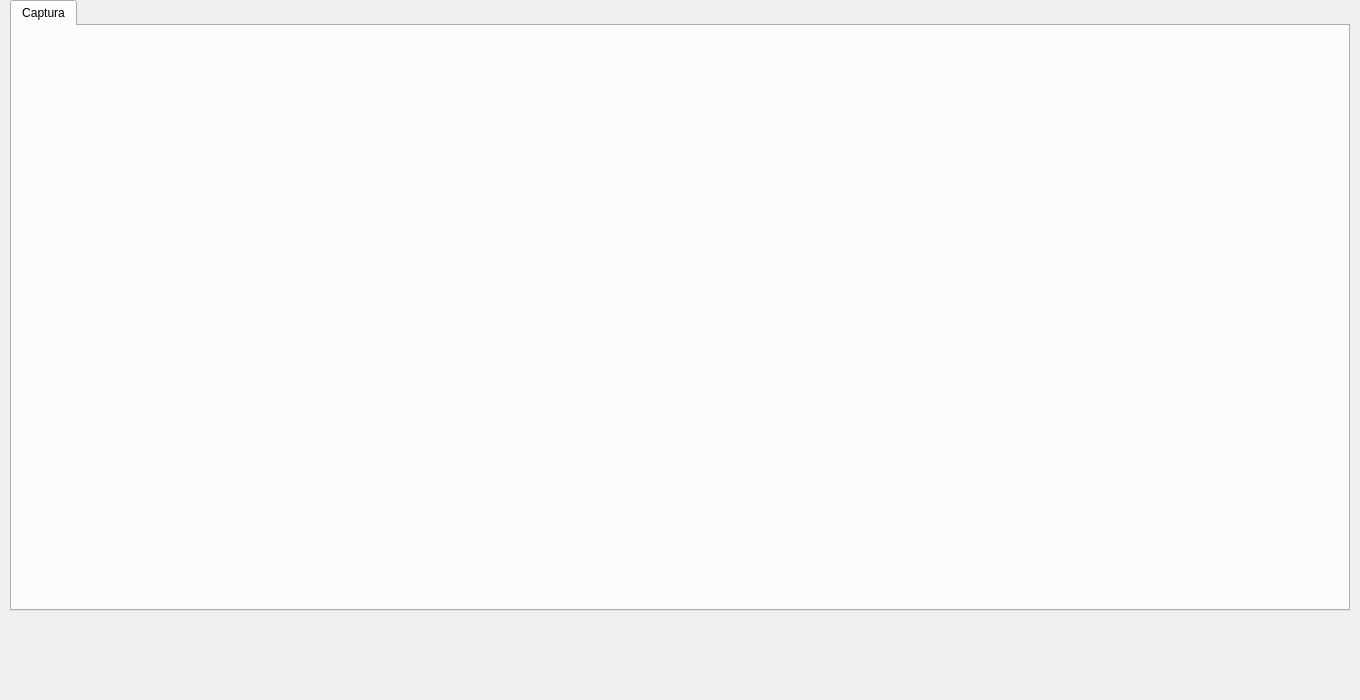
This is GUI/main_window.ui in Nickleon16/APP_LIDAR as Qt 5 draws it before an edit. The edited form follows.
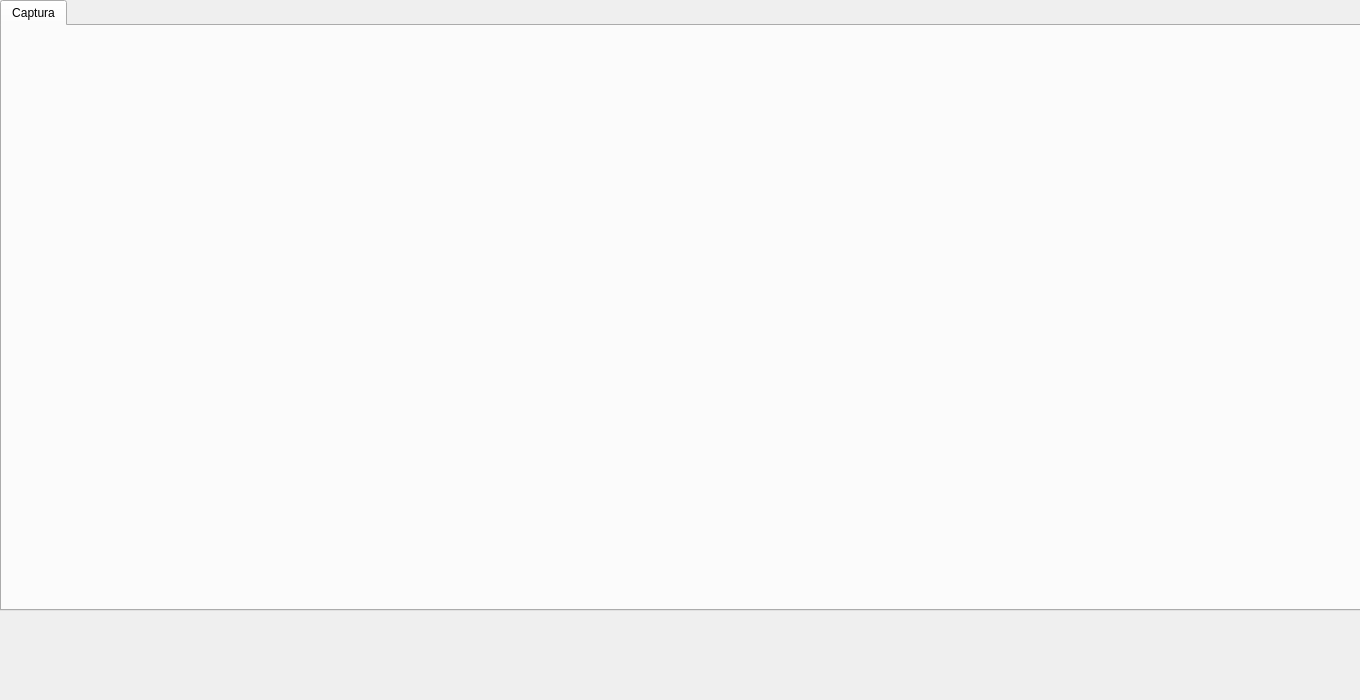
This is the edited form. Icons and pictures are not drawn.

```diff
--- a/GUI/main_window.ui
+++ b/GUI/main_window.ui
@@ -13,12 +13,15 @@
   <property name="windowTitle">
    <string>MainWindow</string>
   </property>
+  <property name="styleSheet">
+   <string notr="true"/>
+  </property>
   <widget class="QTabWidget" name="tabWidget">
    <property name="geometry">
     <rect>
-     <x>10</x>
+     <x>0</x>
      <y>0</y>
-     <width>1340</width>
+     <width>1361</width>
      <height>611</height>
     </rect>
    </property>
@@ -34,7 +37,7 @@
   <widget class="QLabel" name="label">
    <property name="geometry">
     <rect>
-     <x>1080</x>
+     <x>1140</x>
      <y>620</y>
      <width>201</width>
      <height>71</height>
@@ -53,9 +56,9 @@
   <widget class="QLabel" name="label_2">
    <property name="geometry">
     <rect>
-     <x>1300</x>
+     <x>830</x>
      <y>620</y>
-     <width>51</width>
+     <width>301</width>
      <height>71</height>
     </rect>
    </property>
```
Left out of the diff: 25 changed lines with no effect on the pictures.
